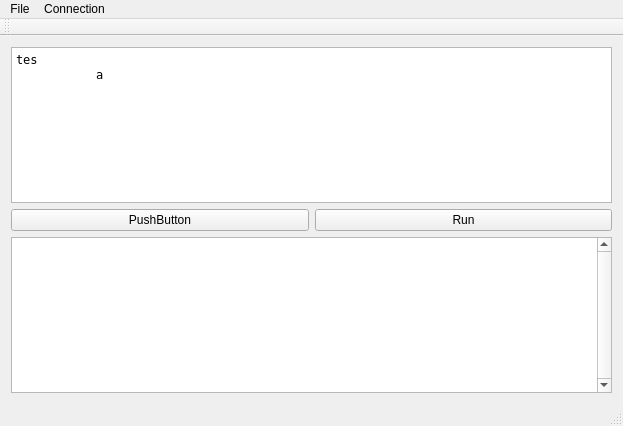
Qt form software/hPyIDE/MainWindow.ui (hsrn24/hPyFramework) before a commit.
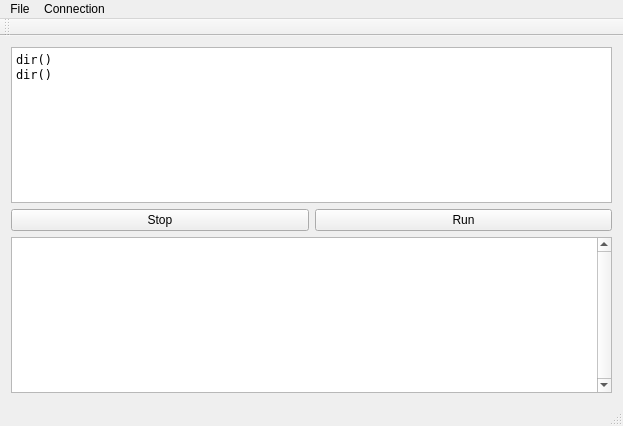
The same form after that commit. Custom widgets are drawn as their Qt base class.

Commit message: software: added sending python file to uC, added killing

```diff
--- a/software/hPyIDE/MainWindow.ui
+++ b/software/hPyIDE/MainWindow.ui
@@ -38,8 +38,8 @@
           </font>
          </property>
          <property name="plainText">
-          <string>tes
-	a</string>
+          <string>dir()
+dir()</string>
          </property>
         </widget>
        </item>
@@ -51,7 +51,7 @@
       <item>
        <widget class="QPushButton" name="pushButton_2">
         <property name="text">
-         <string>PushButton</string>
+         <string>Stop</string>
         </property>
        </widget>
       </item>
```
Left out of the diff: 2 changed lines with no effect on the pictures. The commit also changes 2 other files.
